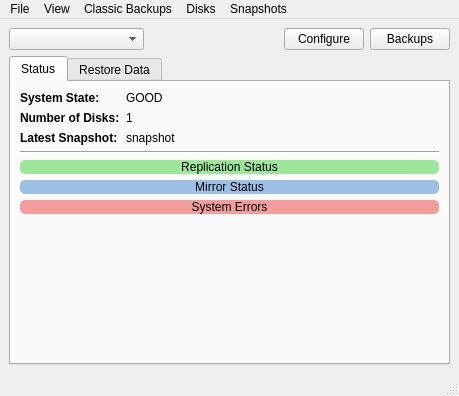
First picture: the form in lp-gui/LPMain.ui, repository pcbsd/pcbsd-projects, before the edit.
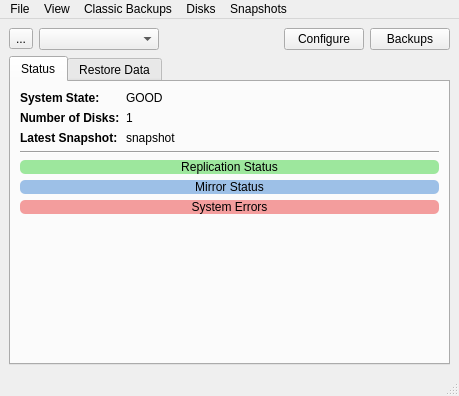
Second picture: the form after the edit. Icons and pictures are not drawn.

Patch:
```diff
--- a/lp-gui/LPMain.ui
+++ b/lp-gui/LPMain.ui
@@ -21,6 +21,17 @@
    <layout class="QVBoxLayout" name="verticalLayout">
     <item>
      <layout class="QHBoxLayout" name="horizontalLayout">
+      <item>
+       <widget class="QToolButton" name="tool_refresh">
+        <property name="text">
+         <string>...</string>
+        </property>
+        <property name="icon">
+         <iconset resource="lPreserve.qrc">
+          <normaloff>:/images/refresh.png</normaloff>:/images/refresh.png</iconset>
+        </property>
+       </widget>
+      </item>
       <item>
        <widget class="QComboBox" name="combo_pools">
         <property name="sizePolicy">
```
